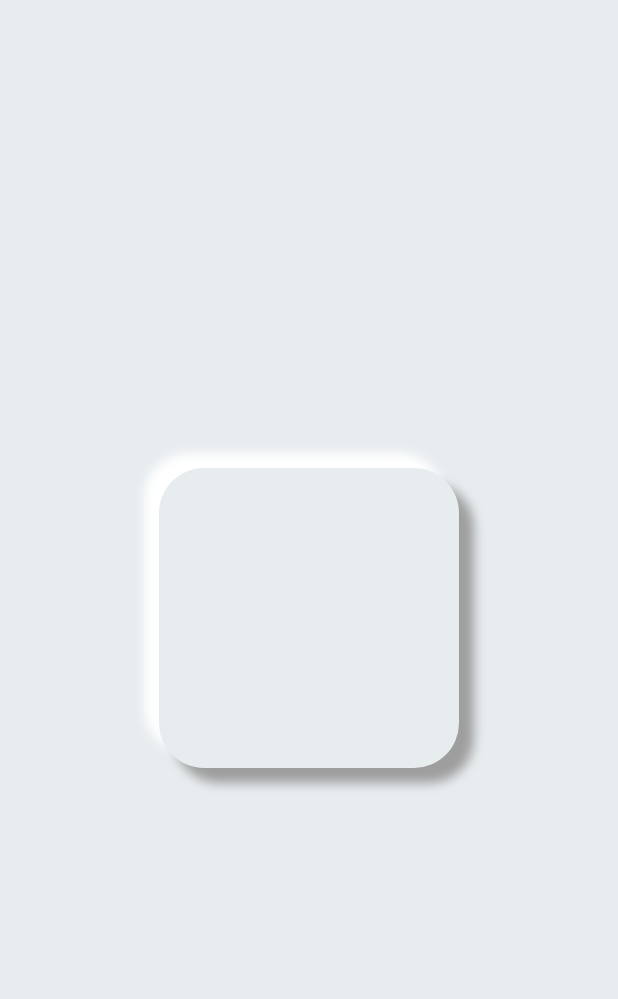
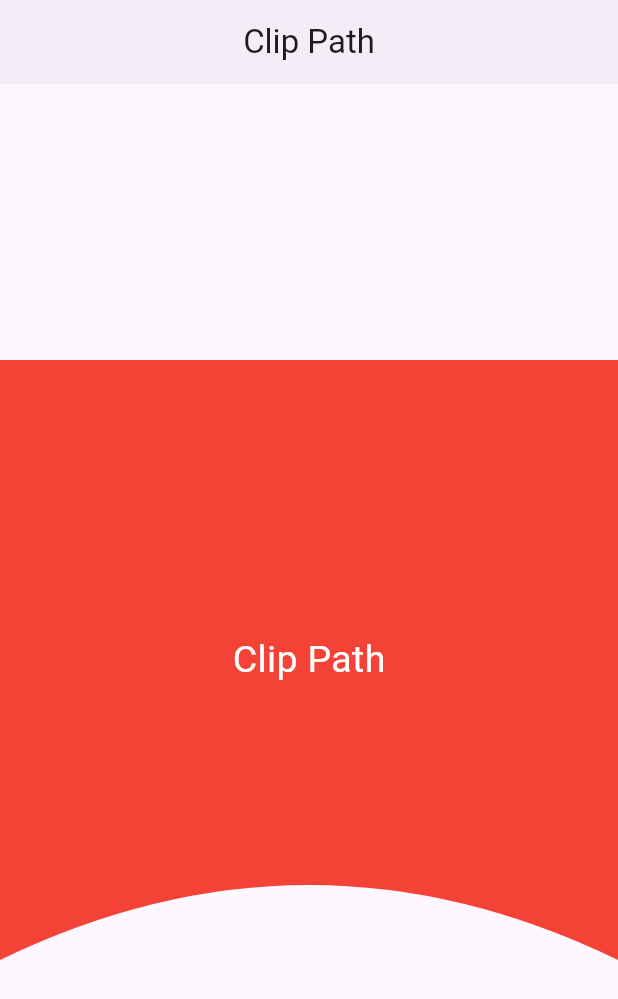
Before and after one commit to JakariaKhan-CSE/Flutter-Favorite, a Flutter app: the screen it shows after launch, on a phone screen of 412 x 824 dp. Shown: the top 999 px of the screen. Run offline on Flutter 3.47's test engine with Material 3 defaults, Android fonts, the phone set to English and light mode, and no system bars.

Commit message:
Clip Path Complete.

```diff
--- /dev/null
+++ b/lib/ClipPath/clipPathWidget.dart
@@ -0,0 +1,55 @@
+import 'package:flutter/material.dart';
+
+class ClipPathWidget extends StatefulWidget {
+  const ClipPathWidget({super.key});
+
+  @override
+  State<ClipPathWidget> createState() => _ClipPathWidgetState();
+}
+
+class _ClipPathWidgetState extends State<ClipPathWidget> {
+  @override
+  Widget build(BuildContext context) {
+    return Scaffold(
+      appBar: AppBar(
+        title: Text('Clip Path'),centerTitle: true,elevation: 2,
+      ),
+      body: Center(
+        child: ClipPath(
+        clipper: CustomClipPath(),
+          child: Container(
+            color: Colors.red,
+            height: 400,
+            child: Center(child: Text('Clip Path', style: TextStyle(
+              color: Colors.white, fontSize: 25
+            ),)),
+          ),
+        ),
+      ),
+    );
+  }
+}
+
+class CustomClipPath extends CustomClipper<Path>{
+  @override
+  Path getClip(Size size) {
+    double w = size.width;
+    double h = size.height;
+    final path = Path();
+    // (0,0 ) 1 point
+    path.lineTo(0, h);  // (0,h) 2 point
+    // path.lineTo(w, h); // (w,h) 4 point
+    path.quadraticBezierTo(w*0.5, h-100, w, h);
+    path.lineTo(w, 0);  // (w,0) 5 point
+    path.close();
+
+
+    return path;
+  }
+
+  @override
+  bool shouldReclip(covariant CustomClipper<Path> oldClipper) {
+    return false;
+  }
+
+}
--- a/lib/main.dart
+++ b/lib/main.dart
@@ -1,5 +1,7 @@
 import 'package:favourite_flutter/Flutter%20Neumorphism%20Button/FlutterNeumorphismButton.dart';
 import 'package:flutter/material.dart';
+
+import 'ClipPath/clipPathWidget.dart';
 
 void main() {
   runApp(const MyApp());
@@ -18,7 +20,7 @@ class MyApp extends StatelessWidget {
         colorScheme: ColorScheme.fromSeed(seedColor: Colors.deepPurple),
         useMaterial3: true,
       ),
-      home: FlutterNeumorphismButton()
+      home: ClipPathWidget()
     );
   }
 }
```
Also changed, not shown: 1 other file.
